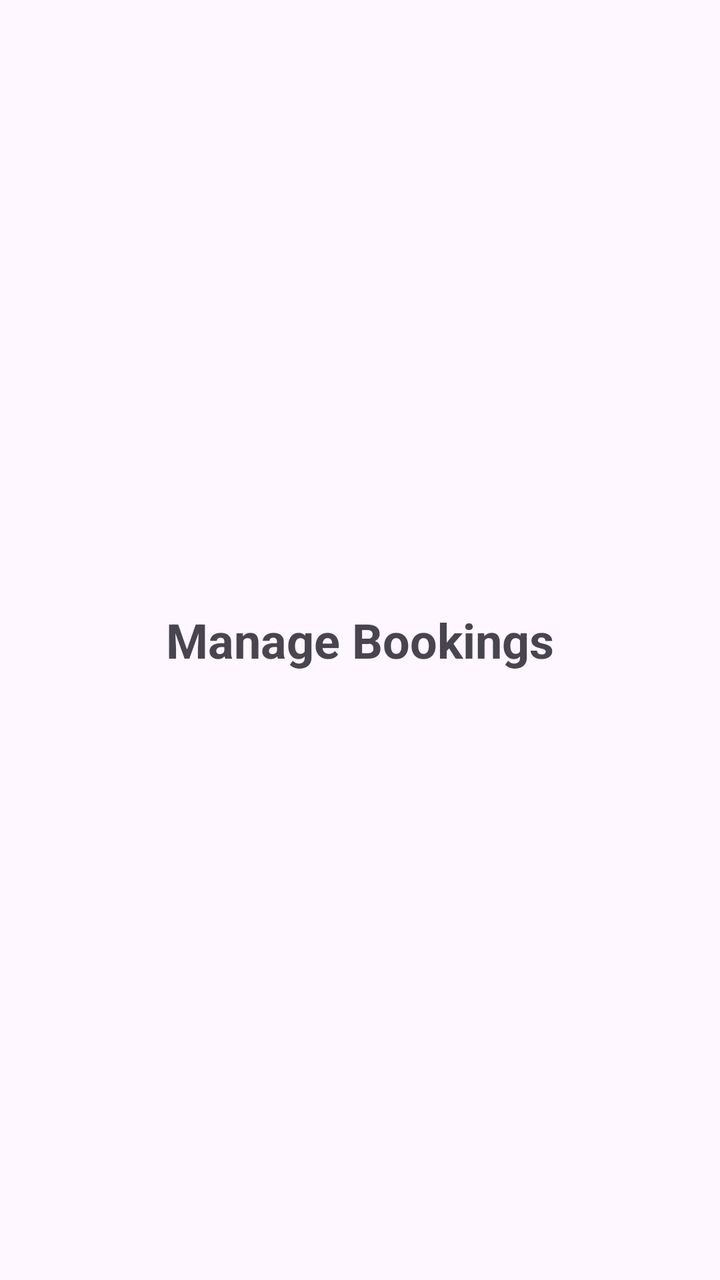
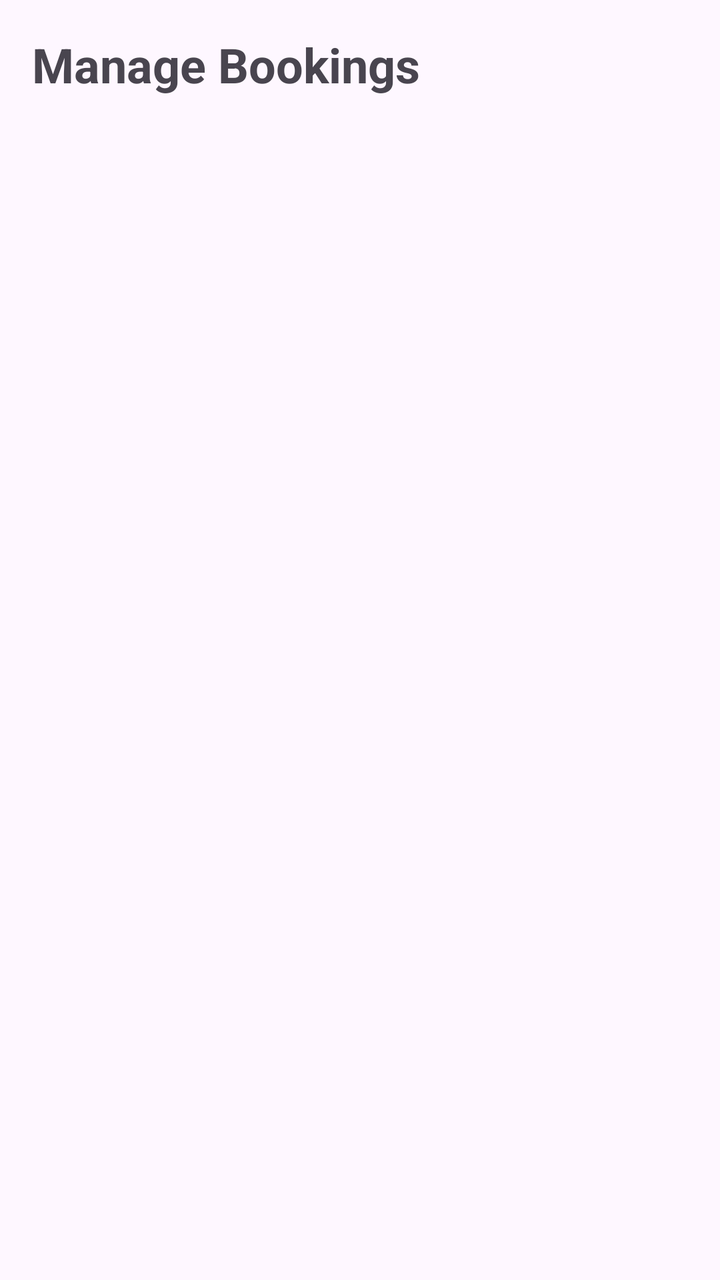

Before-and-after screenshots of an Android layout around one commit, followed by the original layout XML and the change that was made.
<!-- AndroidManifest.xml: application theme Theme.RENDBB -->
<!-- res/layout/activity_manage_bookings.xml -->
<?xml version="1.0" encoding="utf-8"?>
<LinearLayout xmlns:android="http://schemas.android.com/apk/res/android"
    android:layout_width="match_parent"
    android:layout_height="match_parent"
    android:orientation="vertical"
    android:gravity="center"
    android:padding="16dp">

    <TextView
        android:id="@+id/manageBookingsTitle"
        android:layout_width="wrap_content"
        android:layout_height="wrap_content"
        android:text="Manage Bookings"
        android:textSize="24sp"
        android:textStyle="bold" />
</LinearLayout>
<!-- resources referenced by this layout -->
<resources>
  <style name="Theme.RENDBB" parent="Base.Theme.RENDBB" />
  <style name="Base.Theme.RENDBB" parent="Theme.Material3.DayNight.NoActionBar">
          
          
      </style>
</resources>

<!-- the commit's change to res/layout/activity_manage_bookings.xml (unified diff, before → after) -->
@@ -3,7 +3,6 @@
     android:layout_width="match_parent"
     android:layout_height="match_parent"
     android:orientation="vertical"
-    android:gravity="center"
     android:padding="16dp">
 
     <TextView
@@ -12,5 +11,23 @@
         android:layout_height="wrap_content"
         android:text="Manage Bookings"
         android:textSize="24sp"
-        android:textStyle="bold" />
+        android:textStyle="bold"
+        android:layout_marginBottom="16dp" />
+
+    <TextView
+        android:id="@+id/emptyView"
+        android:layout_width="match_parent"
+        android:layout_height="wrap_content"
+        android:text="No bookings found"
+        android:textSize="18sp"
+        android:gravity="center"
+        android:visibility="gone"
+        android:layout_marginTop="32dp" />
+
+    <ListView
+        android:id="@+id/bookingsListView"
+        android:layout_width="match_parent"
+        android:layout_height="match_parent"
+        android:divider="@android:color/darker_gray"
+        android:dividerHeight="1dp" />
 </LinearLayout>
